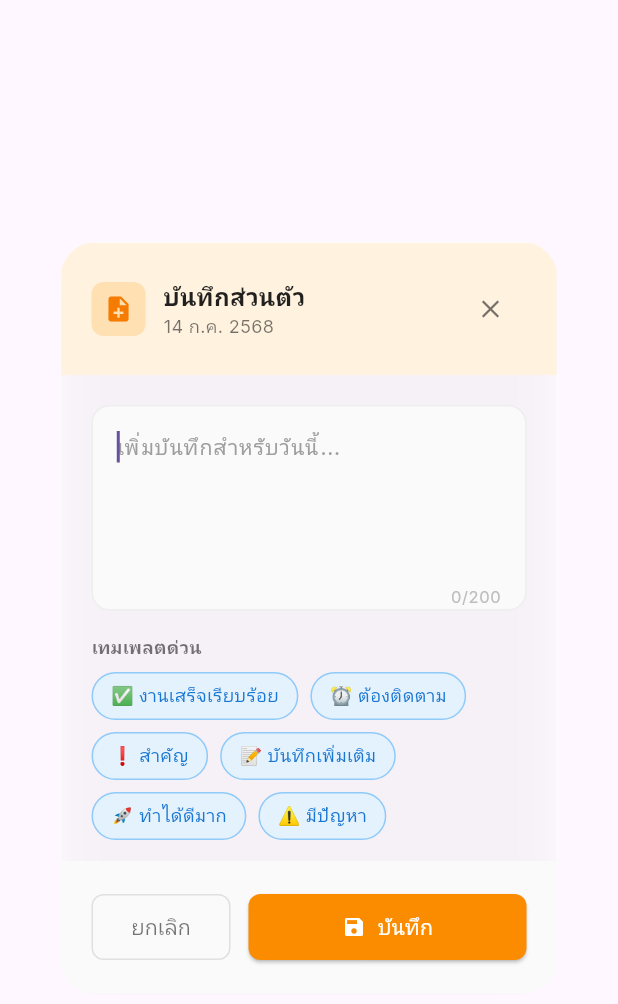
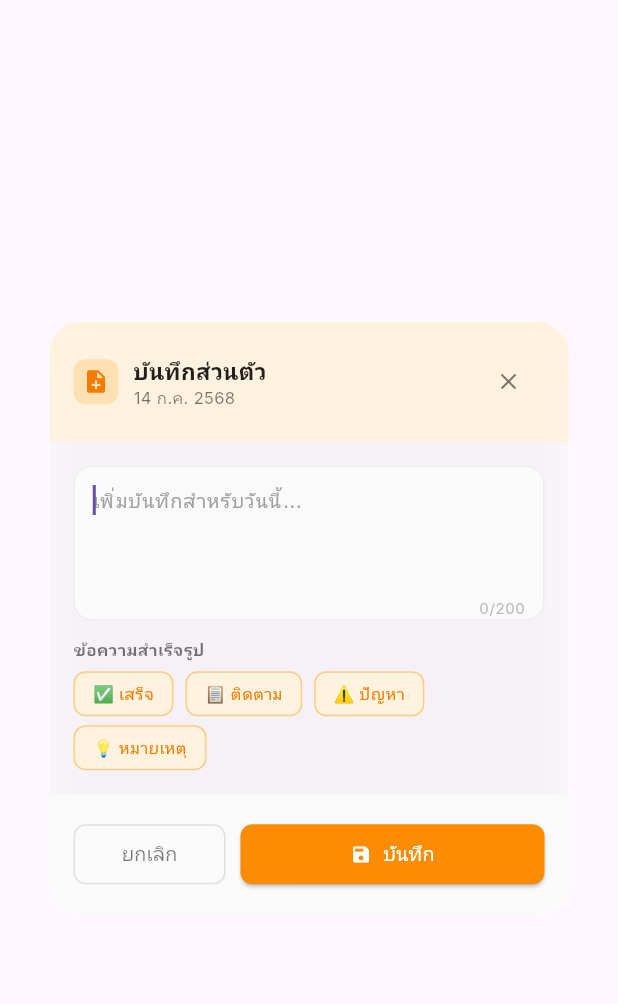
Before and after one commit to HAMTJ/salemate-mobile, a Flutter app: the QuickNoteDialog widget shown alone on an empty page, opened directly with empty values, on a phone screen of 412 x 824 dp. Shown: the top 1004 px of the screen. Run offline on Flutter 3.47's test engine with Material 3 defaults, Android fonts, the phone set to English and light mode, and no system bars; our stand-ins replace google_fonts, image_picker, permission_handler, shared_preferences; missing offline and left inert: gal; accounts and stored records are empty.

Commit message:
v3 - เพิ่ม Calendar

```diff
--- a/lib/widgets/calendar/quick_note_dialog.dart
+++ b/lib/widgets/calendar/quick_note_dialog.dart
@@ -33,14 +33,12 @@ class _QuickNoteDialogState extends State<QuickNoteDialog>
   bool _isLoading = false;
   final FocusNode _focusNode = FocusNode();
 
-  // Quick note templates
+  // Quick note templates - ข้อความสั้นๆ เล็กๆ
   final List<String> _quickTemplates = [
-    '✅ งานเสร็จเรียบร้อย',
-    '⏰ ต้องติดตาม',
-    '❗ สำคัญ',
-    '📝 บันทึกเพิ่มเติม',
-    '🚀 ทำได้ดีมาก',
-    '⚠️ มีปัญหา',
+    '✅ เสร็จ',
+    '📋 ติดตาม',
+    '⚠️ ปัญหา',
+    '💡 หมายเหตุ',
   ];
 
   @override
@@ -69,10 +67,8 @@ class _QuickNoteDialogState extends State<QuickNoteDialog>
       curve: Curves.easeOut,
     ));
 
-    // Start animation
     _animationController.forward();
 
-    // Auto focus after animation
     Future.delayed(const Duration(milliseconds: 300), () {
       _focusNode.requestFocus();
     });
@@ -94,7 +90,6 @@ class _QuickNoteDialogState extends State<QuickNoteDialog>
 
     setState(() => _isLoading = true);
 
-    // Simulate save delay for better UX
     await Future.delayed(const Duration(milliseconds: 500));
 
     widget.onSave?.call(widget.date, _textController.text.trim());
@@ -107,7 +102,6 @@ class _QuickNoteDialogState extends State<QuickNoteDialog>
   void _handleDelete() async {
     setState(() => _isLoading = true);
 
-    // Simulate delete delay
     await Future.delayed(const Duration(milliseconds: 300));
 
     widget.onDelete?.call();
@@ -146,22 +140,35 @@ class _QuickNoteDialogState extends State<QuickNoteDialog>
             scale: _scaleAnimation.value,
             child: Dialog(
               backgroundColor: Colors.transparent,
+              insetPadding: EdgeInsets.all(16), // 🔥 เพิ่ม insetPadding
+              child: LayoutBuilder(
+                builder: (context, constraints) {
+                  final maxWidth = constraints.maxWidth;
+                  final maxHeight = constraints.maxHeight;
+
+                  return Center(
+                    child: Container(
+                      width: (maxWidth - 32).clamp(280.0, 380.0), // 🔥 ปรับขนาด
+                      constraints: BoxConstraints(
+                        maxHeight: maxHeight - 100, // 🔥 เผื่อพื้นที่ด้านล่าง
+                      ),
+                      child: Material( // 🔥 เพิ่ม Material wrapper
+                        type: MaterialType.transparency,
                         child: GlassContainer(
                           padding: const EdgeInsets.all(0),
-                child: Container(
-                  constraints: const BoxConstraints(
-                    maxWidth: 400,
-                    maxHeight: 500,
-                  ),
                           child: Column(
                             mainAxisSize: MainAxisSize.min,
                             children: [
                               _buildHeader(),
-                      _buildContent(),
+                              Flexible(child: _buildContent()), // 🔥 เปลี่ยนจาก Expanded เป็น Flexible
                               _buildActions(),
                             ],
                           ),
                         ),
+                      ),
+                    ),
+                  );
+                },
               ),
             ),
           ),
@@ -172,7 +179,7 @@ class _QuickNoteDialogState extends State<QuickNoteDialog>
 
   Widget _buildHeader() {
     return Container(
-      padding: const EdgeInsets.all(20),
+      padding: const EdgeInsets.all(16), // 🔥 ลดจาก 20 เป็น 16
       decoration: BoxDecoration(
         color: Colors.orange.shade50,
         borderRadius: const BorderRadius.only(
@@ -183,7 +190,7 @@ class _QuickNoteDialogState extends State<QuickNoteDialog>
       child: Row(
         children: [
           Container(
-            padding: const EdgeInsets.all(8),
+            padding: const EdgeInsets.all(6), // 🔥 ลดจาก 8 เป็น 6
             decoration: BoxDecoration(
               color: Colors.orange.shade100,
               borderRadius: BorderRadius.circular(8),
@@ -191,10 +198,10 @@ class _QuickNoteDialogState extends State<QuickNoteDialog>
             child: Icon(
               Icons.note_add,
               color: Colors.orange.shade700,
-              size: 20,
+              size: 18, // 🔥 ลดจาก 20 เป็น 18
             ),
           ),
-          const SizedBox(width: 12),
+          const SizedBox(width: 10), // 🔥 ลดจาก 12 เป็น 10
           Expanded(
             child: Column(
               crossAxisAlignment: CrossAxisAlignment.start,
@@ -202,7 +209,7 @@ class _QuickNoteDialogState extends State<QuickNoteDialog>
                 Text(
                   'บันทึกส่วนตัว',
                   style: GoogleFonts.inter(
-                    fontSize: 16,
+                    fontSize: 15, // 🔥 ลดจาก 16 เป็น 15
                     fontWeight: FontWeight.bold,
                     color: Colors.black87,
                   ),
@@ -210,7 +217,7 @@ class _QuickNoteDialogState extends State<QuickNoteDialog>
                 Text(
                   ThaiCalendarUtils.formatThaiDate(widget.date),
                   style: GoogleFonts.inter(
-                    fontSize: 12,
+                    fontSize: 11, // 🔥 ลดจาก 12 เป็น 11
                     color: Colors.black54,
                   ),
                 ),
@@ -222,8 +229,10 @@ class _QuickNoteDialogState extends State<QuickNoteDialog>
             icon: Icon(
               Icons.close,
               color: Colors.black54,
-              size: 20,
+              size: 18, // 🔥 ลดจาก 20 เป็น 18
             ),
+            padding: EdgeInsets.zero, // 🔥 ลด padding
+            constraints: BoxConstraints(minWidth: 32, minHeight: 32),
           ),
         ],
       ),
@@ -231,11 +240,11 @@ class _QuickNoteDialogState extends State<QuickNoteDialog>
   }
 
   Widget _buildContent() {
-    return Expanded(
-      child: Padding(
-        padding: const EdgeInsets.all(20),
+    return Padding(
+      padding: const EdgeInsets.all(16),
       child: Column(
         crossAxisAlignment: CrossAxisAlignment.start,
+        mainAxisSize: MainAxisSize.min,
         children: [
           // Text input
           Container(
@@ -247,63 +256,61 @@ class _QuickNoteDialogState extends State<QuickNoteDialog>
             child: TextField(
               controller: _textController,
               focusNode: _focusNode,
-                maxLines: 4,
+              maxLines: 3,
               maxLength: 200,
               decoration: InputDecoration(
                 hintText: 'เพิ่มบันทึกสำหรับวันนี้...',
                 hintStyle: GoogleFonts.inter(
                   color: Colors.grey.shade500,
-                    fontSize: 14,
+                  fontSize: 13,
                 ),
                 border: InputBorder.none,
-                  contentPadding: const EdgeInsets.all(16),
+                contentPadding: const EdgeInsets.all(12),
                 counterStyle: GoogleFonts.inter(
-                    fontSize: 11,
+                  fontSize: 10,
                   color: Colors.grey.shade400,
                 ),
               ),
               style: GoogleFonts.inter(
-                  fontSize: 14,
+                fontSize: 13,
                 color: Colors.black87,
               ),
             ),
           ),
 
-            const SizedBox(height: 16),
+          const SizedBox(height: 12),
 
           // Quick templates
           Text(
-              'เทมเพลตด่วน',
+            'ข้อความสำเร็จรูป',
             style: GoogleFonts.inter(
-                fontSize: 12,
+              fontSize: 11,
               fontWeight: FontWeight.w600,
               color: Colors.black54,
             ),
           ),
 
-            const SizedBox(height: 8),
+          const SizedBox(height: 6),
 
+          // 🔥 ใช้ Wrap แบบในรูป - เรียงในแถวเดียว
           Wrap(
-              spacing: 8,
-              runSpacing: 8,
+            spacing: 8, // ระยะห่างระหว่างปุ่ม
+            runSpacing: 6,
             children: _quickTemplates.map((template) {
               return GestureDetector(
                 onTap: () => _insertTemplate(template),
                 child: Container(
-                    padding: const EdgeInsets.symmetric(
-                      horizontal: 12,
-                      vertical: 6,
-                    ),
+                  padding: const EdgeInsets.symmetric(horizontal: 12, vertical: 6),
                   decoration: BoxDecoration(
-                      color: Colors.blue.shade50,
-                      borderRadius: BorderRadius.circular(16),
-                      border: Border.all(color: Colors.blue.shade200),
+                    color: Colors.orange.shade50,
+                    borderRadius: BorderRadius.circular(8),
+                    border: Border.all(color: Colors.orange.shade200, width: 1),
                   ),
                   child: Text(
                     template,
                     style: GoogleFonts.inter(
-                        fontSize: 12,
-                        color: Colors.blue.shade700,
+                      fontSize: 11,
+                      color: Colors.orange.shade700,
                       fontWeight: FontWeight.w500,
                     ),
                   ),
@@ -313,13 +320,12 @@ class _QuickNoteDialogState extends State<QuickNoteDialog>
           ),
         ],
       ),
-      ),
     );
   }
 
   Widget _buildActions() {
     return Container(
-      padding: const EdgeInsets.all(20),
+      padding: const EdgeInsets.all(16), // 🔥 ลดจาก 20 เป็น 16
       decoration: BoxDecoration(
         color: Colors.grey.shade50,
         borderRadius: const BorderRadius.only(
@@ -336,16 +342,16 @@ class _QuickNoteDialogState extends State<QuickNoteDialog>
                 onPressed: _isLoading ? null : _handleDelete,
                 icon: _isLoading
                     ? SizedBox(
-                        width: 16,
-                        height: 16,
+                        width: 14, // 🔥 ลดจาก 16 เป็น 14
+                        height: 14,
                         child: CircularProgressIndicator(strokeWidth: 2),
                       )
-                    : Icon(Icons.delete, size: 16),
-                label: Text('ลบ'),
+                    : Icon(Icons.delete, size: 14), // 🔥 ลดจาก 16 เป็น 14
+                label: Text('ลบ', style: GoogleFonts.inter(fontSize: 13)),
                 style: OutlinedButton.styleFrom(
                   foregroundColor: Colors.red.shade600,
                   side: BorderSide(color: Colors.red.shade300),
-                  padding: const EdgeInsets.symmetric(vertical: 12),
+                  padding: const EdgeInsets.symmetric(vertical: 10), // 🔥 ลดจาก 12 เป็น 10
                   shape: RoundedRectangleBorder(
                     borderRadius: BorderRadius.circular(8),
                   ),
@@ -354,7 +360,7 @@ class _QuickNoteDialogState extends State<QuickNoteDialog>
             ),
 
           if (widget.existingNote != null && widget.existingNote!.isNotEmpty)
-            const SizedBox(width: 12),
+            const SizedBox(width: 10), // 🔥 ลดจาก 12 เป็น 10
 
           // Cancel button
           Expanded(
@@ -363,19 +369,19 @@ class _QuickNoteDialogState extends State<QuickNoteDialog>
               style: OutlinedButton.styleFrom(
                 foregroundColor: Colors.black54,
                 side: BorderSide(color: Colors.grey.shade300),
-                padding: const EdgeInsets.symmetric(vertical: 12),
+                padding: const EdgeInsets.symmetric(vertical: 10), // 🔥 ลดจาก 12 เป็น 10
                 shape: RoundedRectangleBorder(
                   borderRadius: BorderRadius.circular(8),
                 ),
               ),
               child: Text(
                 'ยกเลิก',
-                style: GoogleFonts.inter(fontWeight: FontWeight.w500),
+                style: GoogleFonts.inter(fontWeight: FontWeight.w500, fontSize: 13),
               ),
             ),
           ),
 
-          const SizedBox(width: 12),
+          const SizedBox(width: 10), // 🔥 ลดจาก 12 เป็น 10
 
           // Save button
           Expanded(
@@ -384,19 +390,20 @@ class _QuickNoteDialogState extends State<QuickNoteDialog>
               onPressed: _isLoading ? null : _handleSave,
               icon: _isLoading
                   ? SizedBox(
-                      width: 16,
-                      height: 16,
+                      width: 14, // 🔥 ลดจาก 16 เป็น 14
+                      height: 14,
                       child: CircularProgressIndicator(
                         strokeWidth: 2,
                         valueColor: AlwaysStoppedAnimation<Color>(Colors.white),
                       ),
                     )
-                  : Icon(Icons.save, size: 16),
-              label: Text(_isLoading ? 'กำลังบันทึก...' : 'บันทึก'),
+                  : Icon(Icons.save, size: 14), // 🔥 ลดจาก 16 เป็น 14
+              label: Text(_isLoading ? 'กำลังบันทึก...' : 'บันทึก',
+                style: GoogleFonts.inter(fontSize: 13)),
               style: ElevatedButton.styleFrom(
                 backgroundColor: Colors.orange.shade600,
                 foregroundColor: Colors.white,
-                padding: const EdgeInsets.symmetric(vertical: 12),
+                padding: const EdgeInsets.symmetric(vertical: 10), // 🔥 ลดจาก 12 เป็น 10
                 shape: RoundedRectangleBorder(
                   borderRadius: BorderRadius.circular(8),
                 ),
```
Also changed, not shown: lib/widgets/calendar/calendar_day_cell.dart (+42 -63 lines). Lines whose indentation alone changed are shown as unchanged.
